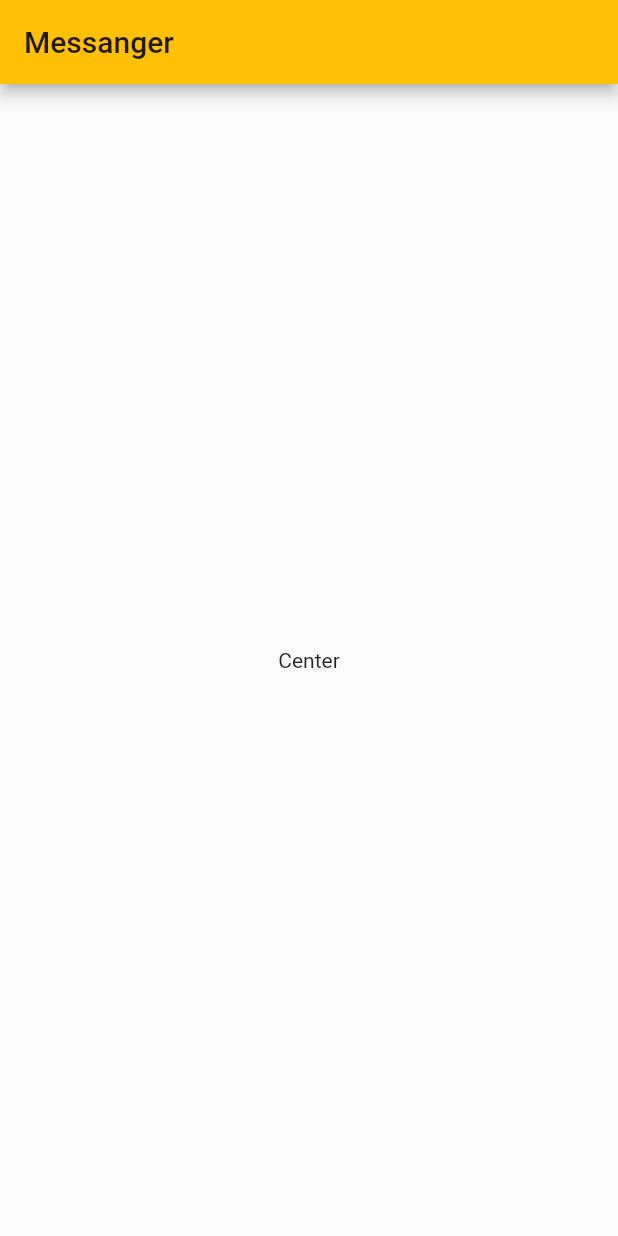
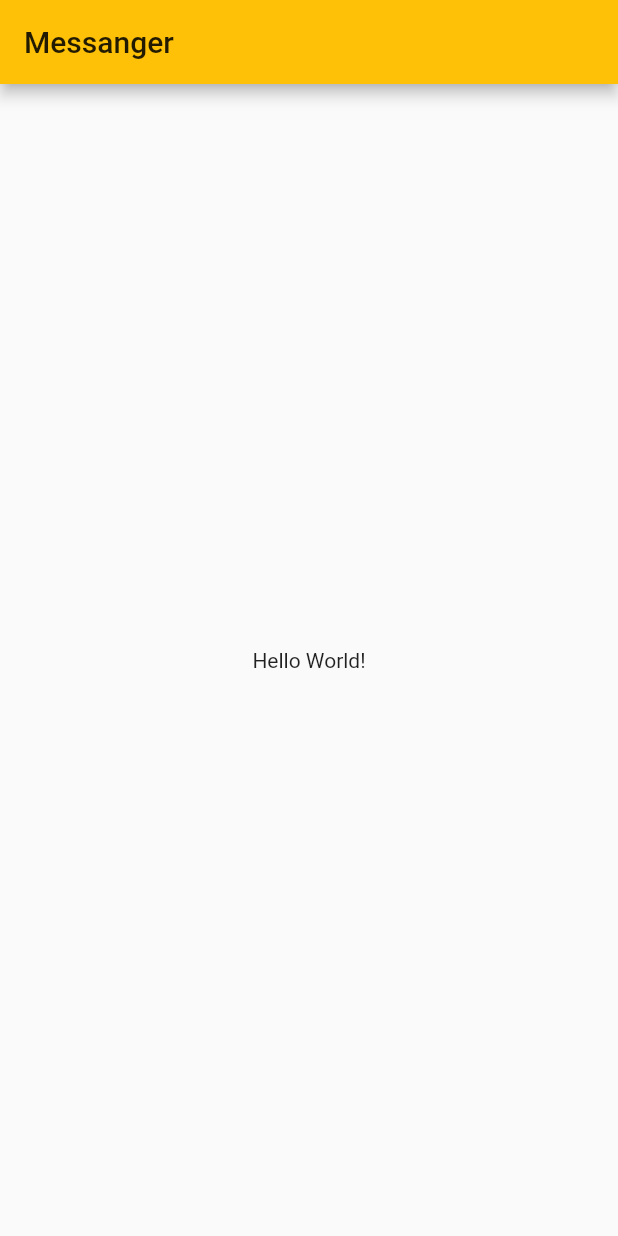
Before and after one commit to zhukeev/simple_firebase_messanger, a Flutter app: the screen it shows after launch, on a phone screen of 412 x 824 dp. Run offline on Flutter 3.47's test engine with Material 2 defaults, Android fonts, the phone set to English and light mode, and no system bars.

Commit message:
Hello World

```diff
--- a/lib/main.dart
+++ b/lib/main.dart
@@ -38,7 +38,7 @@ class _MyHomePageState extends State<MyHomePage> {
           mainAxisAlignment: MainAxisAlignment.center,
           children: <Widget>[
             Text(
-              'Center',
+              'Hello World!',
             ),
 
           ],
```
